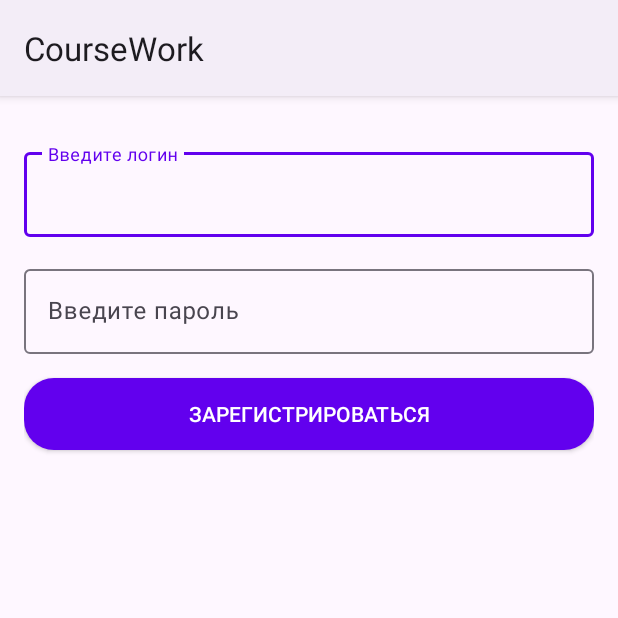
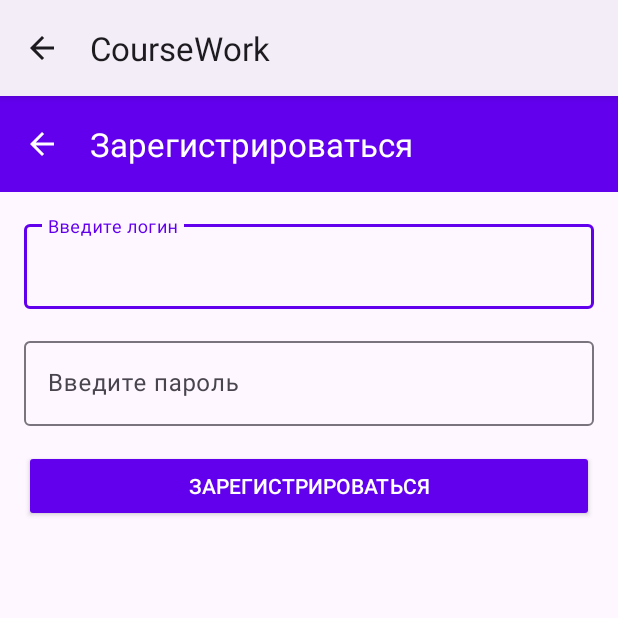
Before and after one commit to igorv8836/CourseWork, an Android app: the fragment RegisterFragment shown on its own in the app's theme, on a phone screen of 412 x 824 dp, the top half of it. Run offline under Robolectric (Android 15) with nearby library versions, the phone set to English and light mode, and no system bars; 2 statements that could not run were skipped.

Commit message:
auth fragments ui

```diff
--- a/app/src/main/AndroidManifest.xml
+++ b/app/src/main/AndroidManifest.xml
@@ -11,7 +11,7 @@
         android:roundIcon="@mipmap/ic_launcher_round"
         android:supportsRtl="true"
         android:theme="@style/Theme.CourseWork"
-        tools:targetApi="31">
+        tools:targetApi="34">
         <activity
             android:name=".MainActivity"
             android:exported="true"
--- a/app/src/main/java/com/example/coursework/ui/fragment/RegisterFragment.java
+++ b/app/src/main/java/com/example/coursework/ui/fragment/RegisterFragment.java
@@ -2,25 +2,48 @@ package com.example.coursework.ui.fragment;
 
 import android.os.Bundle;
 
+import androidx.annotation.NonNull;
+import androidx.appcompat.app.AppCompatActivity;
+import androidx.appcompat.widget.Toolbar;
 import androidx.fragment.app.Fragment;
+import androidx.navigation.NavController;
+import androidx.navigation.Navigation;
 
 import android.view.LayoutInflater;
 import android.view.View;
 import android.view.ViewGroup;
 
 import com.example.coursework.R;
+import com.example.coursework.databinding.FragmentLoginBinding;
+import com.example.coursework.databinding.FragmentRegisterBinding;
 
 public class RegisterFragment extends Fragment {
+    FragmentRegisterBinding binding;
+    NavController navController;
+
 
     @Override
-    public void onCreate(Bundle savedInstanceState) {
-        super.onCreate(savedInstanceState);
+    public View onCreateView(@NonNull LayoutInflater inflater, ViewGroup container,
+                             Bundle savedInstanceState) {
+        binding = FragmentRegisterBinding.inflate(inflater, container, false);
+        return binding.getRoot();
     }
 
+
     @Override
-    public View onCreateView(LayoutInflater inflater, ViewGroup container,
-                             Bundle savedInstanceState) {
+    public void onViewCreated(@NonNull View view, Bundle savedInstanceState) {
+        super.onViewCreated(view, savedInstanceState);
+        navController = Navigation.findNavController(view);
 
-        return inflater.inflate(R.layout.fragment_register, container, false);
+        Toolbar toolbar = binding.toolbar;
+        AppCompatActivity activity = (AppCompatActivity) getActivity();
+
+        if (activity != null) {
+            activity.setSupportActionBar(toolbar);
+            activity.getSupportActionBar().setDisplayHomeAsUpEnabled(true);
+            activity.getSupportActionBar().setDisplayShowHomeEnabled(true);
+        }
+
+        toolbar.setNavigationOnClickListener(v -> navController.popBackStack());
     }
 }
--- /dev/null
+++ b/app/src/main/res/drawable/baseline_arrow_back_24.xml
@@ -0,0 +1,5 @@
+<vector xmlns:android="http://schemas.android.com/apk/res/android" android:autoMirrored="true" android:height="24dp" android:tint="#FFFFFF" android:viewportHeight="24" android:viewportWidth="24" android:width="24dp">
+
+    <path android:fillColor="@android:color/white" android:pathData="M20,11H7.83l5.59,-5.59L12,4l-8,8 8,8 1.41,-1.41L7.83,13H20v-2z"/>
+
+</vector>
--- a/app/src/main/res/layout/fragment_login.xml
+++ b/app/src/main/res/layout/fragment_login.xml
@@ -63,14 +63,16 @@
     </com.google.android.material.textfield.TextInputLayout>
 
     <androidx.appcompat.widget.AppCompatButton
+        android:id="@+id/log_in_button"
         android:layout_width="match_parent"
         android:layout_height="wrap_content"
         android:text="@string/log_in"
         android:textColor="?attr/colorOnPrimary"
-        android:background="@drawable/button_round_corners"
+        android:backgroundTint="?attr/colorPrimary"
         />
 
     <androidx.appcompat.widget.AppCompatButton
+        android:id="@+id/register_button"
         android:layout_width="match_parent"
         android:layout_height="wrap_content"
         android:background="@android:color/transparent"
--- a/app/src/main/res/layout/fragment_register.xml
+++ b/app/src/main/res/layout/fragment_register.xml
@@ -5,8 +5,24 @@
     android:layout_width="match_parent"
     android:layout_height="match_parent"
     android:orientation="vertical"
-    android:padding="16dp"
     tools:context=".ui.fragment.RegisterFragment">
+
+    <androidx.appcompat.widget.Toolbar
+        android:id="@+id/toolbar"
+        android:layout_width="match_parent"
+        android:layout_height="?attr/actionBarSize"
+        android:background="?attr/colorPrimary"
+        app:title="@string/register"
+        app:titleTextColor="?attr/colorOnPrimary"
+        app:navigationIcon="@drawable/baseline_arrow_back_24">
+    </androidx.appcompat.widget.Toolbar>
+
+    <LinearLayout
+        android:layout_width="match_parent"
+        android:layout_height="match_parent"
+        android:paddingStart="16dp"
+        android:paddingEnd="16dp"
+        android:orientation="vertical">
 
         <com.google.android.material.textfield.TextInputLayout
             android:id="@+id/editTextEmail"
@@ -56,7 +72,9 @@
             android:layout_height="wrap_content"
             android:text="@string/register"
             android:textColor="?attr/colorOnPrimary"
-        android:background="@drawable/button_round_corners"
-        />
+            android:backgroundTint="?attr/colorPrimary" />
+    </LinearLayout>
+
+
 
 </LinearLayout>
```
Also changed, not shown: app/src/main/java/com/example/coursework/MainActivity.java (+38 -34 lines), app/src/main/java/com/example/coursework/ui/fragment/HomeFragment.java (+2 -12 lines), app/src/main/java/com/example/coursework/ui/fragment/LoginFragment.java (+21 -6 lines), app/src/main/res/layout/activity_main.xml (+35 -14 lines), app/src/main/res/navigation/navigation.xml (+24 -13 lines). Lines whose indentation alone changed are shown as unchanged.
